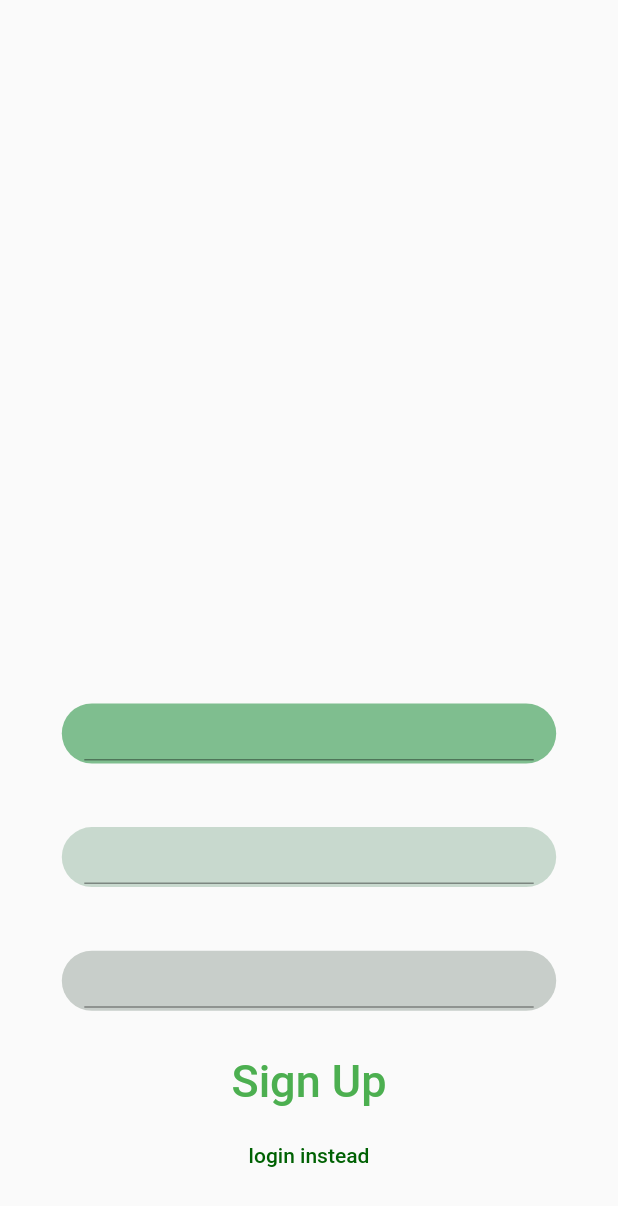
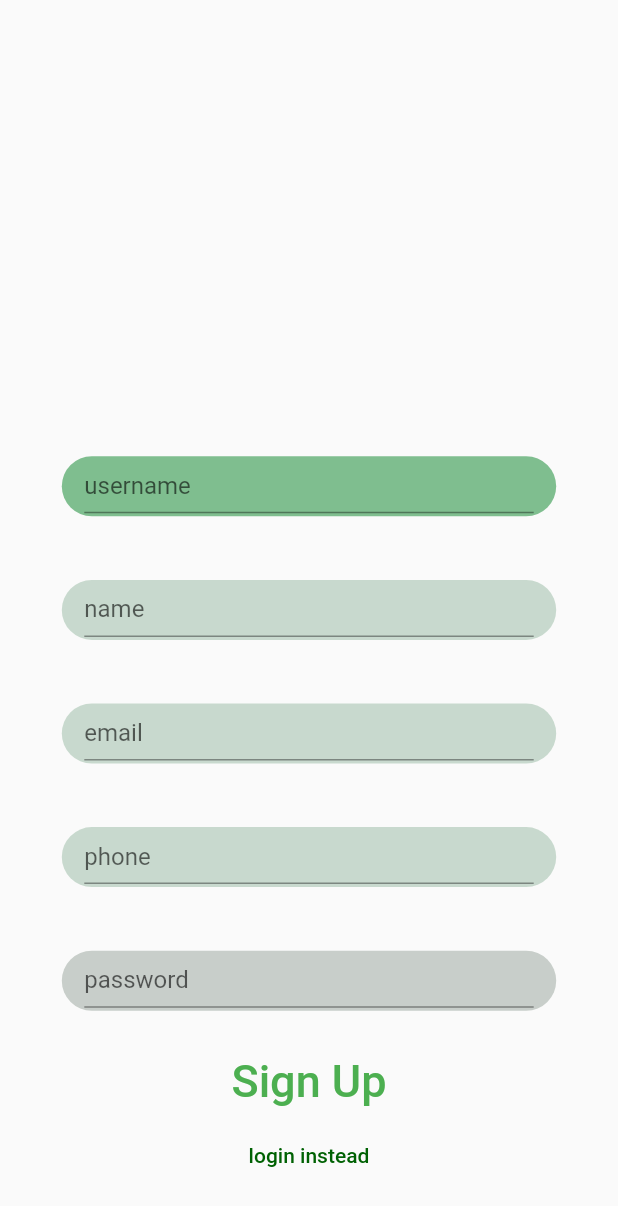
Before and after one commit to ShanuFutura/NRVM_KISAN_SEVA, a Flutter app: the screen it shows after launch, on a phone screen of 412 x 824 dp. Shown: the top 1206 px of the screen. Run offline on Flutter 3.47's test engine with Material 2 defaults, Android fonts, the light colour scheme and no system bars.

Commit message:
minor ui updates

```diff
--- a/lib/screens/registration.dart
+++ b/lib/screens/registration.dart
@@ -22,7 +22,7 @@ class _RegistrationState extends State<Registration> {
           mainAxisAlignment: MainAxisAlignment.end,
           children: [
             Container(
-              height: deviceHeight * .3,
+              height: isLogin ? deviceHeight * .3 : deviceHeight * .5,
               child: Column(
                 mainAxisAlignment: MainAxisAlignment.spaceAround,
                 children: [
@@ -35,7 +35,11 @@ class _RegistrationState extends State<Registration> {
                     child: Padding(
                       padding: const EdgeInsets.symmetric(
                           vertical: 2, horizontal: 15),
-                      child: TextFormField(),
+                      child: TextFormField(
+                        decoration: InputDecoration(
+                          label: Text('username'),
+                        ),
+                      ),
                     ),
                   ),
                   if (!isLogin)
@@ -48,7 +52,49 @@ class _RegistrationState extends State<Registration> {
                       child: Padding(
                         padding: const EdgeInsets.symmetric(
                             vertical: 2, horizontal: 15),
-                        child: TextFormField(),
+                        child: TextFormField(
+                          keyboardType: TextInputType.name,
+                          textCapitalization: TextCapitalization.words,
+                          decoration: InputDecoration(
+                            label: Text('name'),
+                          ),
+                        ),
+                      ),
+                    ),
+                  if (!isLogin)
+                    Container(
+                      height: 40,
+                      width: deviceWidth * .8,
+                      decoration: BoxDecoration(
+                          borderRadius: BorderRadius.circular(20),
+                          color: Color.fromARGB(51, 0, 87, 29)),
+                      child: Padding(
+                        padding: const EdgeInsets.symmetric(
+                            vertical: 2, horizontal: 15),
+                        child: TextFormField(
+                          keyboardType: TextInputType.emailAddress,
+                          decoration: InputDecoration(
+                            label: Text('email'),
+                          ),
+                        ),
+                      ),
+                    ),
+                  if (!isLogin)
+                    Container(
+                      height: 40,
+                      width: deviceWidth * .8,
+                      decoration: BoxDecoration(
+                          borderRadius: BorderRadius.circular(20),
+                          color: Color.fromARGB(51, 0, 87, 29)),
+                      child: Padding(
+                        padding: const EdgeInsets.symmetric(
+                            vertical: 2, horizontal: 15),
+                        child: TextFormField(
+                          keyboardType: TextInputType.number,
+                          decoration: InputDecoration(
+                            label: Text('phone'),
+                          ),
+                        ),
                       ),
                     ),
                   Container(
@@ -60,7 +106,12 @@ class _RegistrationState extends State<Registration> {
                     child: Padding(
                       padding: const EdgeInsets.symmetric(
                           vertical: 2, horizontal: 15),
-                      child: TextFormField(),
+                      child: TextFormField(
+                        obscureText: true,
+                        decoration: InputDecoration(
+                          label: Text('password'),
+                        ),
+                      ),
                     ),
                   ),
                 ],
```
